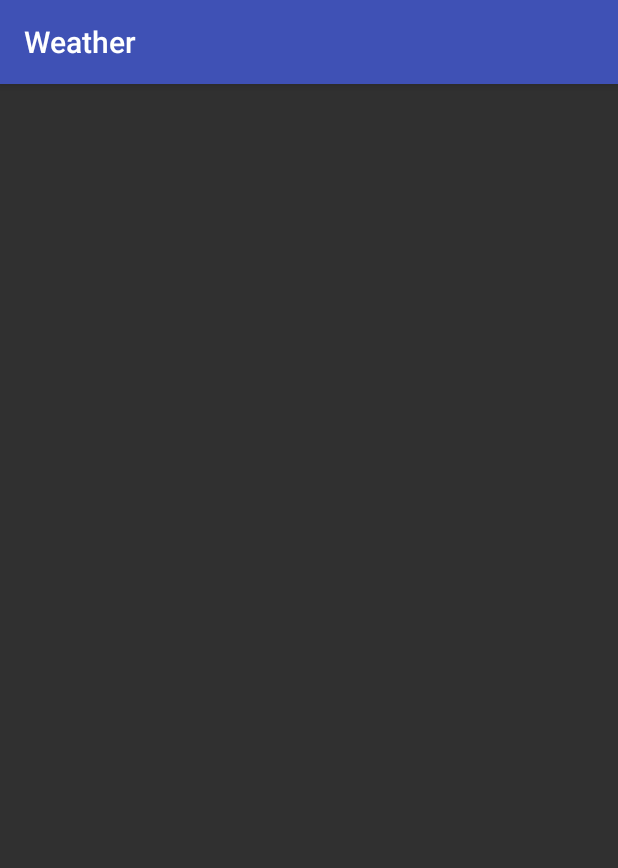
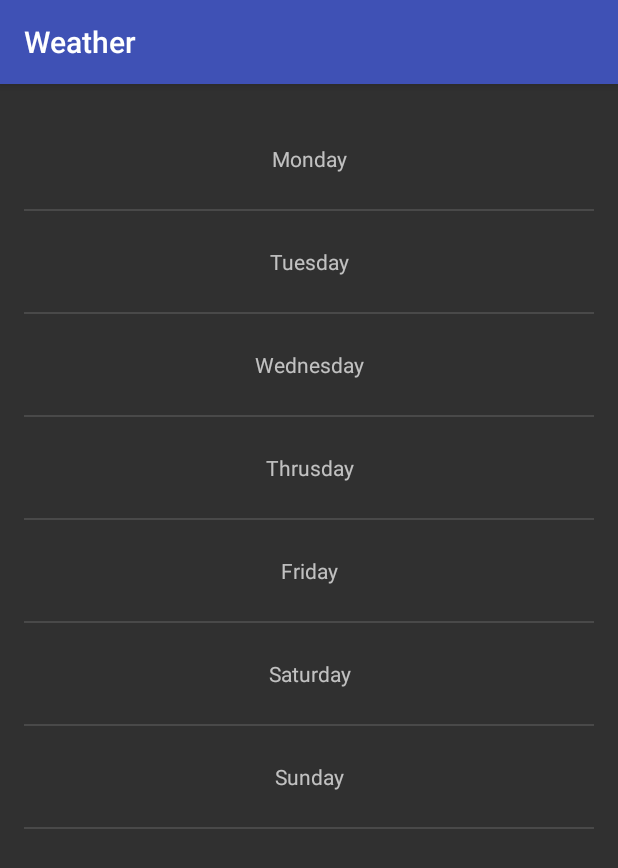
Before and after one commit to divs4debu/Weather, an Android app: the screen it shows after launch (MainActivity), on a phone screen of 412 x 824 dp. Shown: the top 868 px of the screen. Run offline under Robolectric (Android 15) with nearby library versions, the phone set to English and light mode, and no system bars.

Commit message:
Added ListView with dummy data - my version

```diff
--- a/app/src/main/java/com/weather/udacity/android/learn/divy/weather/MainActivity.java
+++ b/app/src/main/java/com/weather/udacity/android/learn/divy/weather/MainActivity.java
@@ -1,11 +1,14 @@
 package com.weather.udacity.android.learn.divy.weather;
 
 import android.support.v4.app.Fragment;
+import android.support.v4.widget.ListViewCompat;
 import android.support.v7.app.AppCompatActivity;
 import android.os.Bundle;
 import android.view.LayoutInflater;
 import android.view.View;
 import android.view.ViewGroup;
+import android.widget.ArrayAdapter;
+import android.widget.ListView;
 
 public class MainActivity extends AppCompatActivity {
 
@@ -20,11 +23,16 @@ public class MainActivity extends AppCompatActivity {
                     }
     }
     public  static class PlaceholderFragment extends Fragment{
-        public PlaceholderFragment(){}
+        public PlaceholderFragment(){
+        }
 
         public View onCreateView (LayoutInflater inflater, ViewGroup container,
                                   Bundle savedInstanceState){
             View rootView = inflater.inflate(R.layout.fragment_main,container,false);
+            String[] days = {"Monday","Tuesday","Wednesday","Thrusday","Friday","Saturday","Sunday"};
+            ArrayAdapter adapter = new ArrayAdapter<String>(getActivity(), R.layout.list_item,days);
+            ListView listView = (ListView) rootView.findViewById(R.id.list_view_forcast);
+            listView.setAdapter(adapter);
             return rootView;
         }
     }
--- a/app/src/main/res/layout/fragment_main.xml
+++ b/app/src/main/res/layout/fragment_main.xml
@@ -12,6 +12,7 @@
     <ListView
         android:layout_width="match_parent"
         android:layout_height="match_parent"
-        android:id="@+id/list_view_forcast"/>
+        android:id="@+id/list_view_forcast"
+        android:gravity="center"/>
 
 </FrameLayout>
--- /dev/null
+++ b/app/src/main/res/layout/list_item.xml
@@ -0,0 +1,9 @@
+<?xml version="1.0" encoding="utf-8"?>
+<TextView xmlns:android="http://schemas.android.com/apk/res/android"
+    android:id="@+id/list_item"
+    android:layout_width="match_parent"
+    android:layout_height="match_parent"
+    android:gravity="center"
+    android:padding="24dp">
+
+</TextView>
```
